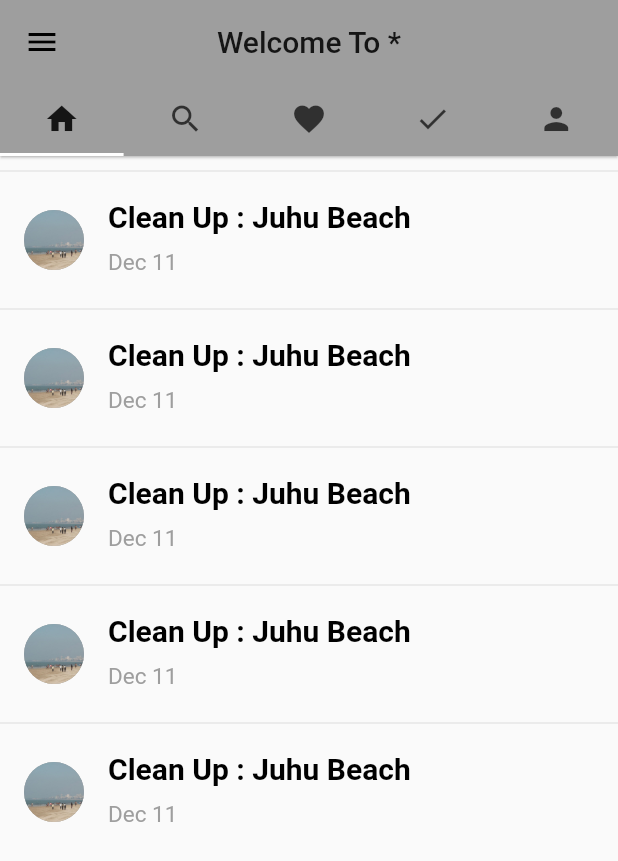
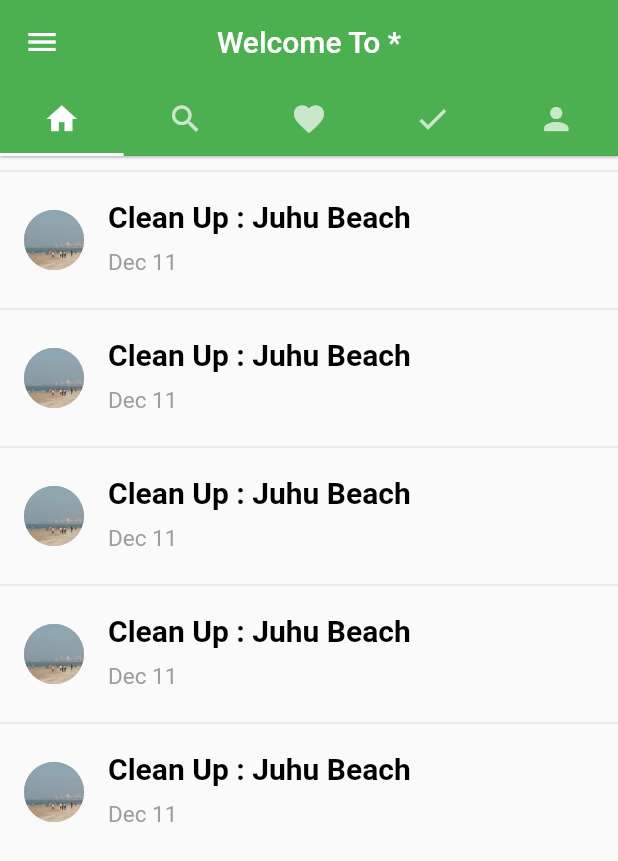
Before and after one commit to Dharmin8/social_app, a Flutter app: the screen it shows after launch, on a phone screen of 412 x 824 dp. Shown: the top 861 px of the screen. Run offline on Flutter 3.47's test engine with Material 2 defaults, Android fonts, the phone set to English and light mode, and no system bars.

Commit message:
Changed Theme to green

```diff
--- a/lib/main.dart
+++ b/lib/main.dart
@@ -9,7 +9,7 @@ class MyApp extends StatelessWidget {
     return new MaterialApp(
       title: "Social-App",
       theme: new ThemeData(
-        primaryColor: Colors.grey,
+        primaryColor: Colors.green,
         accentColor: new Color(0xffffffff),
       ),
       home: new AppHome(),
```
